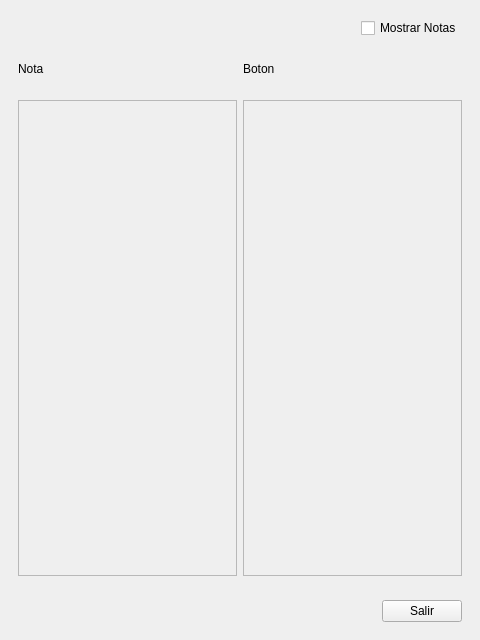
First picture: the form in stackedwidget.ui, repository nquirozp/ColorMixer, before the edit.
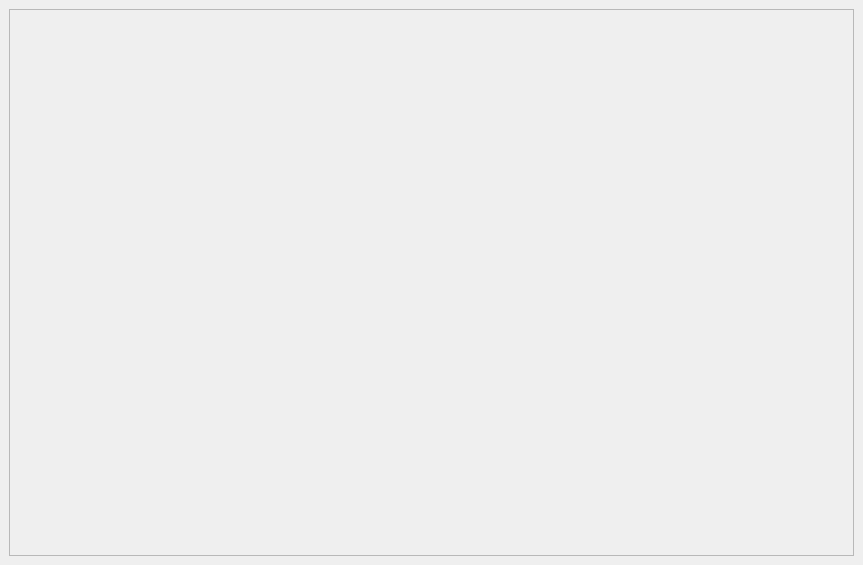
Second picture: the form after the edit. The open tabs and pages were chosen to show the change.

The edit to the form file:
```diff
--- a/stackedwidget.ui
+++ b/stackedwidget.ui
@@ -6,13 +6,19 @@
    <rect>
     <x>0</x>
     <y>0</y>
-    <width>480</width>
-    <height>640</height>
+    <width>863</width>
+    <height>565</height>
    </rect>
   </property>
   <property name="windowTitle">
    <string>StackedWidget</string>
   </property>
+  <property name="autoFillBackground">
+   <bool>true</bool>
+  </property>
+  <property name="lineWidth">
+   <number>0</number>
+  </property>
   <property name="currentIndex">
    <number>0</number>
   </property>
@@ -50,7 +56,77 @@
       </property>
       <layout class="QHBoxLayout" name="horizontalLayout_2">
        <item>
-        <widget class="QListWidget" name="listWidget_2"/>
+        <widget class="QGroupBox" name="groupBox_11">
+         <property name="title">
+          <string>Tono</string>
+         </property>
+         <layout class="QVBoxLayout" name="verticalLayout_5">
+          <item>
+           <widget class="QLabel" name="label_3">
+            <property name="text">
+             <string>Nota</string>
+            </property>
+           </widget>
+          </item>
+          <item>
+           <widget class="QComboBox" name="comboBox"/>
+          </item>
+          <item>
+           <widget class="QLabel" name="label_4">
+            <property name="text">
+             <string>Octava</string>
+            </property>
+           </widget>
+          </item>
+          <item>
+           <widget class="QSpinBox" name="spinBox">
+            <property name="minimum">
+             <number>1</number>
+            </property>
+            <property name="maximum">
+             <number>10</number>
+            </property>
+           </widget>
+          </item>
+          <item>
+           <widget class="QLabel" name="label">
+            <property name="text">
+             <string>Duracion</string>
+            </property>
+           </widget>
+          </item>
+          <item>
+           <widget class="QSpinBox" name="spinBox_2">
+            <property name="minimum">
+             <number>1</number>
+            </property>
+           </widget>
+          </item>
+          <item>
+           <widget class="QLabel" name="label_5">
+            <property name="styleSheet">
+             <string notr="true">color:red</string>
+            </property>
+            <property name="text">
+             <string/>
+            </property>
+           </widget>
+          </item>
+          <item>
+           <spacer name="verticalSpacer_6">
+            <property name="orientation">
+             <enum>Qt::Vertical</enum>
+            </property>
+            <property name="sizeHint" stdset="0">
+             <size>
+              <width>20</width>
+              <height>40</height>
+             </size>
+            </property>
+           </spacer>
+          </item>
+         </layout>
+        </widget>
        </item>
        <item>
         <widget class="QFrame" name="frame_2">
@@ -275,44 +351,6 @@
   </widget>
   <widget class="QWidget" name="page3">
    <layout class="QVBoxLayout" name="verticalLayout_4">
-    <item>
-     <widget class="QFrame" name="frame_8">
-      <property name="minimumSize">
-       <size>
-        <width>0</width>
-        <height>0</height>
-       </size>
-      </property>
-      <property name="frameShape">
-       <enum>QFrame::NoFrame</enum>
-      </property>
-      <property name="frameShadow">
-       <enum>QFrame::Plain</enum>
-      </property>
-      <layout class="QHBoxLayout" name="horizontalLayout_6">
-       <item>
-        <spacer name="horizontalSpacer_4">
-         <property name="orientation">
-          <enum>Qt::Horizontal</enum>
-         </property>
-         <property name="sizeHint" stdset="0">
-          <size>
-           <width>342</width>
-           <height>20</height>
-          </size>
-         </property>
-        </spacer>
-       </item>
-       <item>
-        <widget class="QCheckBox" name="checkBox">
-         <property name="text">
-          <string>Mostrar Notas</string>
-         </property>
-        </widget>
-       </item>
-      </layout>
-     </widget>
-    </item>
     <item>
      <widget class="QFrame" name="frame_7">
       <property name="minimumSize">
@@ -327,100 +365,32 @@
       <property name="frameShadow">
        <enum>QFrame::Plain</enum>
       </property>
-      <layout class="QHBoxLayout" name="horizontalLayout">
+      <layout class="QVBoxLayout" name="verticalLayout_6">
+       <property name="spacing">
+        <number>0</number>
+       </property>
+       <property name="leftMargin">
+        <number>0</number>
+       </property>
+       <property name="topMargin">
+        <number>0</number>
+       </property>
+       <property name="rightMargin">
+        <number>0</number>
+       </property>
+       <property name="bottomMargin">
+        <number>0</number>
+       </property>
        <item>
-        <widget class="QLabel" name="label">
-         <property name="text">
-          <string>Nota</string>
+        <widget class="QFrame" name="frame_5">
+         <property name="autoFillBackground">
+          <bool>true</bool>
          </property>
-        </widget>
-       </item>
-       <item>
-        <widget class="QLabel" name="label_2">
-         <property name="text">
-          <string>Boton</string>
-         </property>
-        </widget>
-       </item>
-      </layout>
-     </widget>
-    </item>
-    <item>
-     <widget class="QFrame" name="frame_5">
-      <property name="sizePolicy">
-       <sizepolicy hsizetype="Preferred" vsizetype="Preferred">
-        <horstretch>0</horstretch>
-        <verstretch>100</verstretch>
-       </sizepolicy>
-      </property>
-      <property name="minimumSize">
-       <size>
-        <width>0</width>
-        <height>0</height>
-       </size>
-      </property>
-      <property name="frameShape">
-       <enum>QFrame::NoFrame</enum>
-      </property>
-      <property name="frameShadow">
-       <enum>QFrame::Plain</enum>
-      </property>
-      <layout class="QHBoxLayout" name="horizontalLayout_7">
-       <item>
-        <widget class="QFrame" name="frame_9">
          <property name="frameShape">
           <enum>QFrame::StyledPanel</enum>
          </property>
          <property name="frameShadow">
           <enum>QFrame::Raised</enum>
-         </property>
-        </widget>
-       </item>
-       <item>
-        <widget class="QFrame" name="frame_10">
-         <property name="frameShape">
-          <enum>QFrame::StyledPanel</enum>
-         </property>
-         <property name="frameShadow">
-          <enum>QFrame::Raised</enum>
-         </property>
-        </widget>
-       </item>
-      </layout>
-     </widget>
-    </item>
-    <item>
-     <widget class="QFrame" name="frame_6">
-      <property name="minimumSize">
-       <size>
-        <width>0</width>
-        <height>0</height>
-       </size>
-      </property>
-      <property name="frameShape">
-       <enum>QFrame::NoFrame</enum>
-      </property>
-      <property name="frameShadow">
-       <enum>QFrame::Plain</enum>
-      </property>
-      <layout class="QHBoxLayout" name="horizontalLayout_5">
-       <item>
-        <spacer name="horizontalSpacer_3">
-         <property name="orientation">
-          <enum>Qt::Horizontal</enum>
-         </property>
-         <property name="sizeHint" stdset="0">
-          <size>
-           <width>40</width>
-           <height>20</height>
-          </size>
-         </property>
-        </spacer>
-       </item>
-       <item>
-        <widget class="QPushButton" name="pushButton_6">
-         <property name="text">
-          <string>Salir</string>
          </property>
         </widget>
        </item>
```
Left out of the diff: 5 changed lines with no effect on the pictures.
